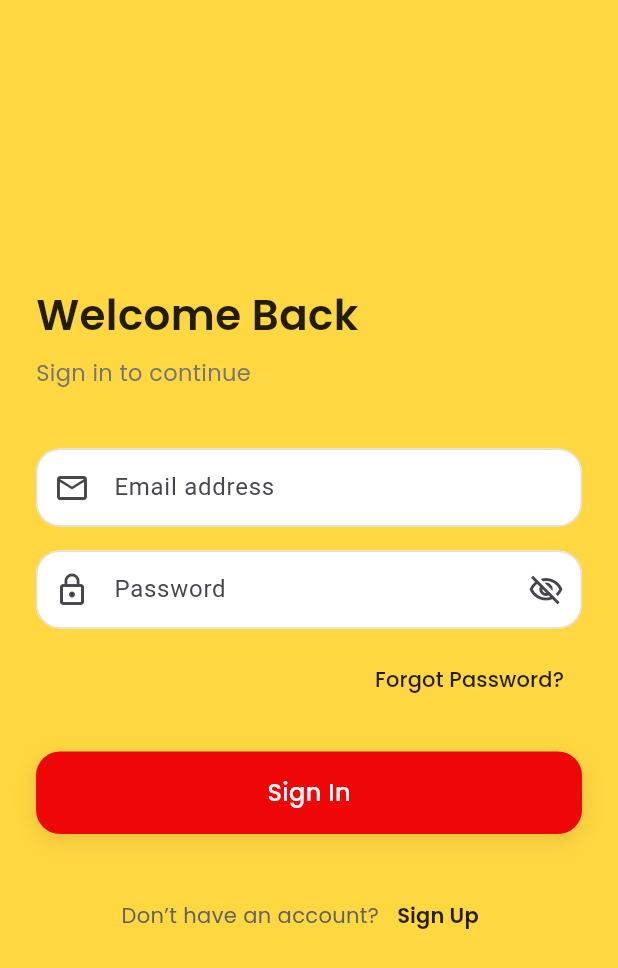
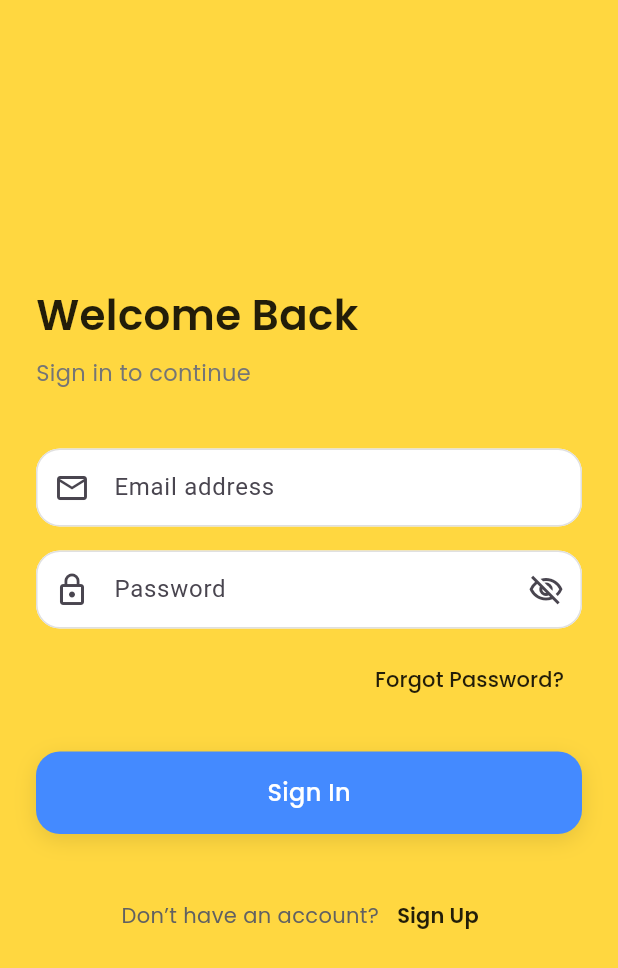
Before and after one commit to Wayne-2/regentspace_apk_generator, a Flutter app: the screen it shows after launch, on a phone screen of 412 x 824 dp. Shown: the top 968 px of the screen. Run offline on Flutter 3.47's test engine with Material 3 defaults, Android fonts, the phone set to English and light mode, and no system bars; our stand-ins replace carousel_slider, flutter_dotenv, flutter_riverpod, google_fonts, lucide_icons, supabase_flutter; accounts and stored records are empty.

Commit message:
Update CanvasConfig for user build

```diff
--- a/lib/constants.dart
+++ b/lib/constants.dart
@@ -1,11 +1,11 @@
 // GENERATED FILE — DO NOT EDIT MANUALLY
-// Generated on: 2025-11-05 15:14:35.173604
+// Generated on: 2025-11-11 03:27:51.600984
 
 import 'package:flutter/material.dart';
 
 class CanvasConfig {
   static const Color appNameColor = Color.fromARGB(255, 0, 0, 0);
-  static const Color primaryAppTheme = Color.fromARGB(255, 239, 6, 6);
+  static const Color primaryAppTheme = Color.fromARGB(255, 68, 138, 255);
   static const Color iconThemeColor = Color.fromARGB(255, 255, 255, 255);
   static const Color bgColor = Color.fromARGB(255, 255, 215, 64);
   static const String selectedBgImagePath = 'assets/newbg.png';
```
